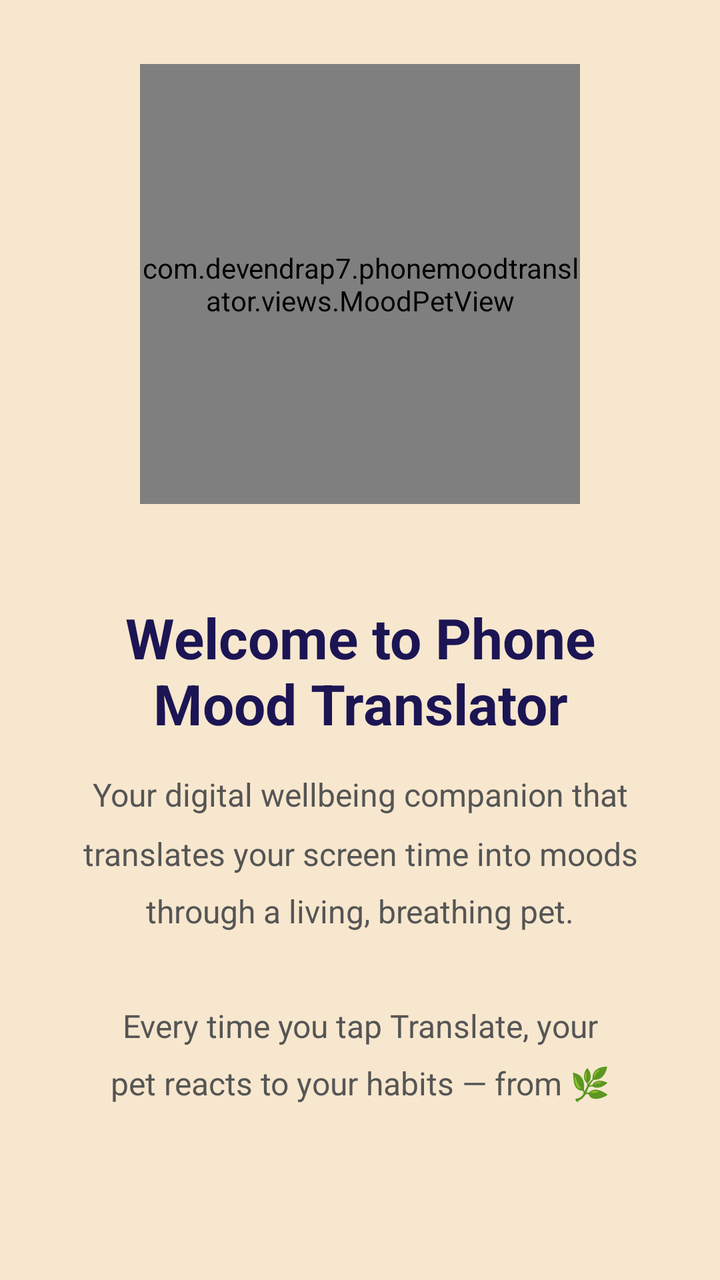
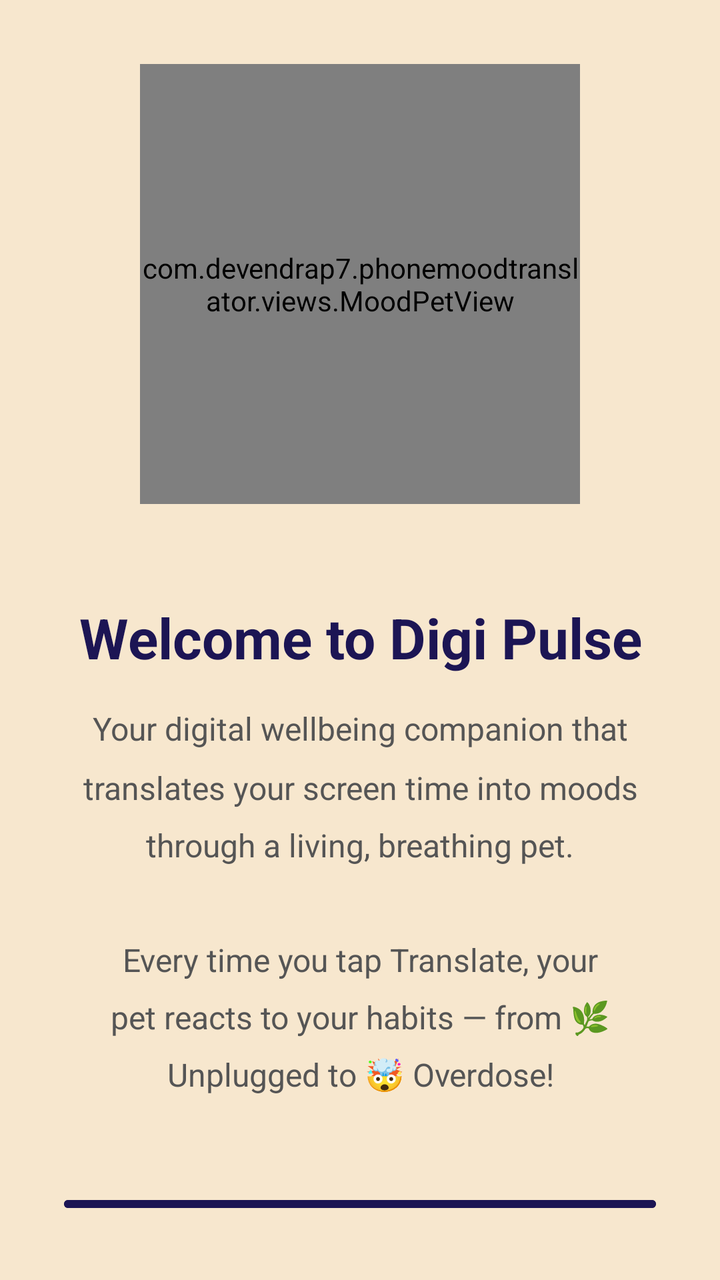

The first picture is an Android layout as it rendered before a commit; the second is the same layout after the commit. The layout source and the unified diff follow.
<!-- AndroidManifest.xml: application theme Theme.PhoneMoodTranslator -->
<!-- res/layout/activity_onboarding_simple.xml -->
<?xml version="1.0" encoding="utf-8"?>
<LinearLayout
    xmlns:android="http://schemas.android.com/apk/res/android"
    xmlns:app="http://schemas.android.com/apk/res-auto"
    android:layout_width="match_parent"
    android:layout_height="match_parent"
    android:orientation="vertical"
    android:gravity="center"
    android:padding="32dp"
    android:background="#F7E7CE">

    
    <com.devendrap7.phonemoodtranslator.views.MoodPetView
        android:id="@+id/onboardingPet"
        android:layout_width="220dp"
        android:layout_height="220dp"
        android:layout_marginBottom="48dp"/>

    
    <TextView
        android:layout_width="match_parent"
        android:layout_height="wrap_content"
        android:text="Welcome to Phone Mood Translator"
        android:textSize="28sp"
        android:textStyle="bold"
        android:textColor="#1c1554"
        android:gravity="center"
        android:layout_marginBottom="16dp"/>

    
    <TextView
        android:layout_width="match_parent"
        android:layout_height="wrap_content"
        android:text="Your digital wellbeing companion that translates your screen time into moods through a living, breathing pet.\n\nEvery time you tap Translate, your pet reacts to your habits — from 🌿 Unplugged to 🤯 Overdose!"
        android:textSize="16sp"
        android:textColor="#555555"
        android:gravity="center"
        android:lineSpacingMultiplier="1.5"
        android:layout_marginBottom="48dp"/>

    
    <Button
        android:id="@+id/btnGetStarted"
        android:layout_width="match_parent"
        android:layout_height="wrap_content"
        android:text="Get Started"
        android:textColor="#FFFFFF"
        android:textSize="16sp"
        android:textStyle="bold"
        android:backgroundTint="#1c1554"
        app:cornerRadius="16dp"/>

</LinearLayout>
<!-- resources referenced by this layout -->
<resources>
  <style name="Theme.PhoneMoodTranslator" parent="Base.Theme.PhoneMoodTranslator" />
  <style name="Base.Theme.PhoneMoodTranslator" parent="Theme.Material3.DayNight.NoActionBar">
          
          
      </style>
</resources>

<!-- the commit's change to res/layout/activity_onboarding_simple.xml (unified diff, before → after) -->
@@ -20,7 +20,7 @@
     <TextView
         android:layout_width="match_parent"
         android:layout_height="wrap_content"
-        android:text="Welcome to Phone Mood Translator"
+        android:text="Welcome to Digi Pulse"
         android:textSize="28sp"
         android:textStyle="bold"
         android:textColor="#1c1554"
